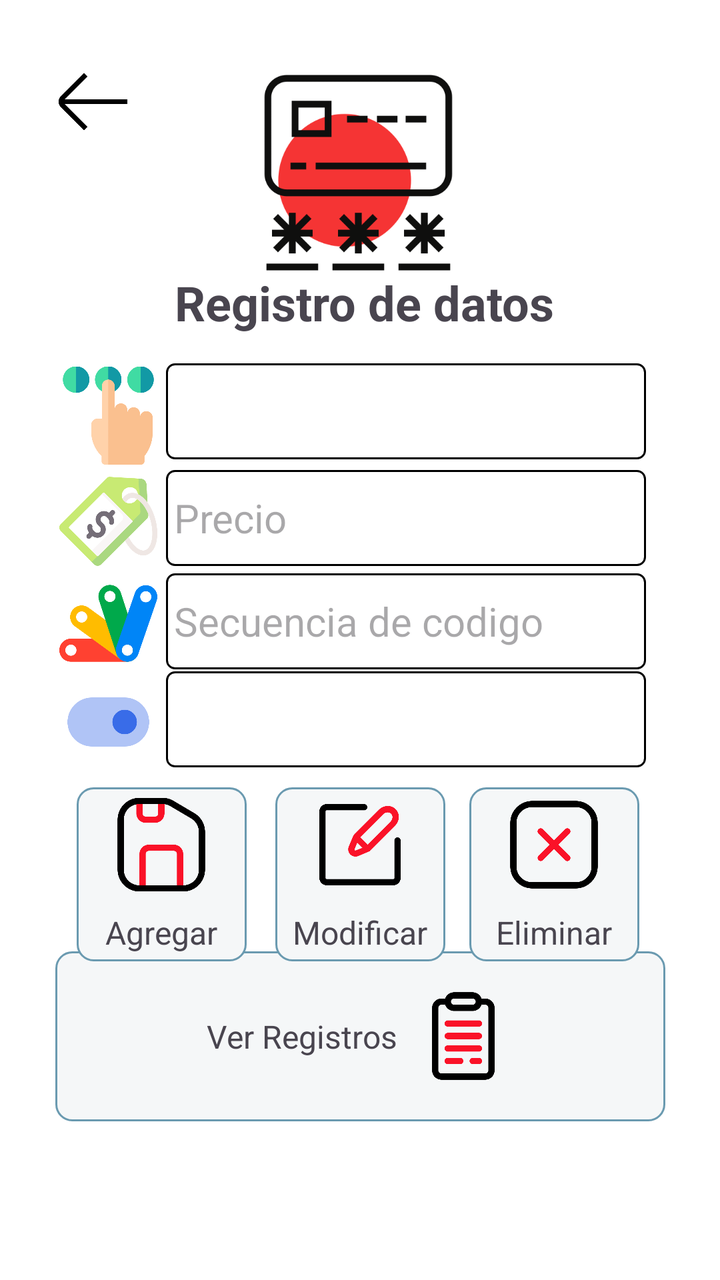
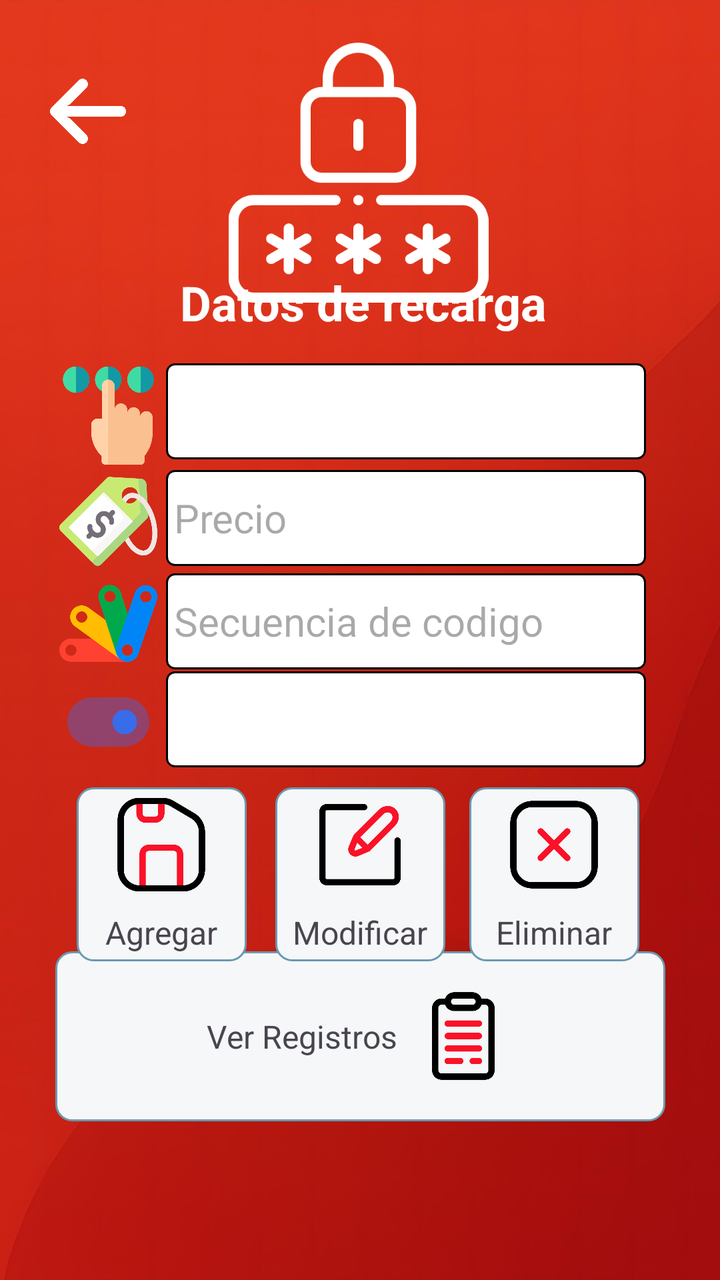

The first picture is an Android layout as it rendered before a commit; the second is the same layout after the commit. The layout source and the unified diff follow.
<!-- AndroidManifest.xml: application theme Theme.ClaroRecargasApp -->
<!-- res/layout/activity_pantalla_ingreso_codigosu.xml -->
<?xml version="1.0" encoding="utf-8"?>
<androidx.constraintlayout.widget.ConstraintLayout xmlns:android="http://schemas.android.com/apk/res/android"
    xmlns:app="http://schemas.android.com/apk/res-auto"
    xmlns:tools="http://schemas.android.com/tools"
    android:id="@+id/main"
    android:layout_width="match_parent"
    android:layout_height="match_parent"
    android:background="#FFFFFF"
    tools:context=".pantalla_ingreso_codigosu">

    <ImageView
        android:id="@+id/imageView3"
        android:layout_width="135dp"
        android:layout_height="130dp"
        app:layout_constraintBottom_toBottomOf="parent"
        app:layout_constraintEnd_toEndOf="parent"
        app:layout_constraintHorizontal_bias="0.497"
        app:layout_constraintStart_toStartOf="parent"
        app:layout_constraintTop_toTopOf="parent"
        app:layout_constraintVertical_bias="0.042"
        app:srcCompat="@drawable/codigospin" />

    <TextView
        android:id="@+id/tituloPrincipal3"
        android:layout_width="wrap_content"
        android:layout_height="wrap_content"
        android:layout_marginStart="24dp"
        android:text="Registro de datos"
        android:textSize="24sp"
        android:textStyle="bold"
        app:layout_constraintBottom_toBottomOf="parent"
        app:layout_constraintEnd_toEndOf="parent"
        app:layout_constraintHorizontal_bias="0.433"
        app:layout_constraintStart_toStartOf="parent"
        app:layout_constraintTop_toTopOf="parent"
        app:layout_constraintVertical_bias="0.222" />

    <Spinner
        android:id="@+id/spinnerTipocodigo"
        android:layout_width="240dp"
        android:layout_height="48dp"
        android:background="@drawable/spinner_border"
        app:layout_constraintBottom_toBottomOf="parent"
        app:layout_constraintEnd_toEndOf="parent"
        app:layout_constraintHorizontal_bias="0.692"
        app:layout_constraintStart_toStartOf="parent"
        app:layout_constraintTop_toTopOf="parent"
        app:layout_constraintVertical_bias="0.307" />

    <ImageView
        android:id="@+id/iconTipoCU"
        android:layout_width="49dp"
        android:layout_height="52dp"
        app:layout_constraintBottom_toBottomOf="parent"
        app:layout_constraintEnd_toEndOf="parent"
        app:layout_constraintHorizontal_bias="0.095"
        app:layout_constraintStart_toStartOf="parent"
        app:layout_constraintTop_toTopOf="parent"
        app:layout_constraintVertical_bias="0.309"
        app:srcCompat="@drawable/tiporecarga" />

    <EditText
        android:id="@+id/precioCodigo"
        android:layout_width="240dp"
        android:layout_height="48dp"
        android:background="@drawable/spinner_border"
        android:enabled="false"
        android:hint="Precio"
        android:inputType="number"
        android:textSize="20sp"
        app:layout_constraintBottom_toBottomOf="parent"
        app:layout_constraintEnd_toEndOf="parent"
        app:layout_constraintHorizontal_bias="0.692"
        app:layout_constraintStart_toStartOf="parent"
        app:layout_constraintTop_toTopOf="parent"
        app:layout_constraintVertical_bias="0.397" />

    <ImageView
        android:id="@+id/iconPrecioCU"
        android:layout_width="49dp"
        android:layout_height="52dp"
        app:layout_constraintBottom_toBottomOf="parent"
        app:layout_constraintEnd_toEndOf="parent"
        app:layout_constraintHorizontal_bias="0.095"
        app:layout_constraintStart_toStartOf="parent"
        app:layout_constraintTop_toTopOf="parent"
        app:layout_constraintVertical_bias="0.399"
        app:srcCompat="@drawable/preciorecarga" />

    <EditText
        android:id="@+id/secuenciaCodigo"
        android:layout_width="240dp"
        android:layout_height="48dp"
        android:background="@drawable/spinner_border"
        android:enabled="false"
        android:hint="Secuencia de codigo"
        android:inputType="phone"
        android:textSize="20sp"
        app:layout_constraintBottom_toBottomOf="parent"
        app:layout_constraintEnd_toEndOf="parent"
        app:layout_constraintHorizontal_bias="0.692"
        app:layout_constraintStart_toStartOf="parent"
        app:layout_constraintTop_toTopOf="parent"
        app:layout_constraintVertical_bias="0.484" />

    <ImageView
        android:id="@+id/iconSecuenciaCU"
        android:layout_width="49dp"
        android:layout_height="52dp"
        app:layout_constraintBottom_toBottomOf="parent"
        app:layout_constraintEnd_toEndOf="parent"
        app:layout_constraintHorizontal_bias="0.095"
        app:layout_constraintStart_toStartOf="parent"
        app:layout_constraintTop_toTopOf="parent"
        app:layout_constraintVertical_bias="0.486"
        app:srcCompat="@drawable/secuenciacodigo" />

    <Spinner
        android:id="@+id/spinnerEstado2"
        android:layout_width="240dp"
        android:layout_height="48dp"
        android:background="@drawable/spinner_border"
        app:layout_constraintBottom_toBottomOf="parent"
        app:layout_constraintEnd_toEndOf="parent"
        app:layout_constraintHorizontal_bias="0.692"
        app:layout_constraintStart_toStartOf="parent"
        app:layout_constraintTop_toTopOf="parent"
        app:layout_constraintVertical_bias="0.567" />

    <ImageView
        android:id="@+id/iconEstadoCU"
        android:layout_width="49dp"
        android:layout_height="52dp"
        app:layout_constraintBottom_toBottomOf="parent"
        app:layout_constraintEnd_toEndOf="parent"
        app:layout_constraintHorizontal_bias="0.095"
        app:layout_constraintStart_toStartOf="parent"
        app:layout_constraintTop_toTopOf="parent"
        app:layout_constraintVertical_bias="0.57"
        app:srcCompat="@drawable/estado" />

    <ImageButton
        android:id="@+id/btnVolverCU"
        android:layout_width="61dp"
        android:layout_height="59dp"
        android:layout_marginStart="16dp"
        android:background="#FFFFFF"
        android:contentDescription="@string/descripcion_boton"
        android:scaleType="fitCenter"
        app:layout_constraintBottom_toBottomOf="parent"
        app:layout_constraintEnd_toEndOf="parent"
        app:layout_constraintHorizontal_bias="0.0"
        app:layout_constraintStart_toStartOf="parent"
        app:layout_constraintTop_toTopOf="parent"
        app:layout_constraintVertical_bias="0.037"
        app:srcCompat="@drawable/regresar2" />

    <LinearLayout
        android:id="@+id/btnVerRegistrosCU"
        android:layout_width="305dp"
        android:layout_height="85dp"
        android:background="@drawable/rounded_corner_icons"
        android:gravity="center"
        android:orientation="horizontal"
        android:padding="8dp"
        app:layout_constraintBottom_toBottomOf="parent"
        app:layout_constraintEnd_toEndOf="parent"
        app:layout_constraintStart_toStartOf="parent"
        app:layout_constraintTop_toTopOf="parent"
        app:layout_constraintVertical_bias="0.857">

        <TextView
            android:id="@+id/text_VerRegistrosCU"
            android:layout_width="wrap_content"
            android:layout_height="wrap_content"
            android:layout_marginEnd="8dp"
            android:gravity="center_vertical"
            android:text="Ver Registros"
            android:textSize="16sp" />

        <ImageView
            android:id="@+id/icon_VerRegistrosCU"
            android:layout_width="50dp"
            android:layout_height="50dp"
            android:contentDescription="Logo"
            android:src="@drawable/icon_registro" />
    </LinearLayout>

    <LinearLayout
        android:id="@+id/btnEliminarCU"
        android:layout_width="85dp"
        android:layout_height="87dp"
        android:background="@drawable/rounded_corner_icons"
        android:gravity="center"
        android:orientation="vertical"
        app:layout_constraintBottom_toBottomOf="parent"
        app:layout_constraintEnd_toEndOf="parent"
        app:layout_constraintHorizontal_bias="0.853"
        app:layout_constraintStart_toStartOf="parent"
        app:layout_constraintTop_toTopOf="parent"
        app:layout_constraintVertical_bias="0.712">

        <ImageView
            android:id="@+id/icon_EliminarCU"
            android:layout_width="50dp"
            android:layout_height="50dp"
            android:contentDescription="Logo"
            android:src="@drawable/icon_eliminar" />

        <TextView
            android:id="@+id/text_EliminarCU"
            android:layout_width="wrap_content"
            android:layout_height="wrap_content"
            android:layout_marginTop="8dp"
            android:text="Eliminar"
            android:textSize="16sp" />
    </LinearLayout>

    <LinearLayout
        android:id="@+id/btnGuardarCU"
        android:layout_width="85dp"
        android:layout_height="87dp"
        android:background="@drawable/rounded_corner_icons"
        android:gravity="center"
        android:orientation="vertical"
        app:layout_constraintBottom_toBottomOf="parent"
        app:layout_constraintEnd_toEndOf="parent"
        app:layout_constraintHorizontal_bias="0.139"
        app:layout_constraintStart_toStartOf="parent"
        app:layout_constraintTop_toTopOf="parent"
        app:layout_constraintVertical_bias="0.712">

        <ImageView
            android:id="@+id/icon_guardarCU"
            android:layout_width="50dp"
            android:layout_height="50dp"
            android:contentDescription="Logo"
            android:src="@drawable/icon_guardar" />

        <TextView
            android:id="@+id/text_guardarCU"
            android:layout_width="wrap_content"
            android:layout_height="wrap_content"
            android:layout_marginTop="8dp"
            android:text="Agregar"
            android:textSize="16sp" />
    </LinearLayout>

    <LinearLayout
        android:id="@+id/btnModificarCU"
        android:layout_width="85dp"
        android:layout_height="87dp"
        android:background="@drawable/rounded_corner_icons"
        android:gravity="center"
        android:orientation="vertical"
        app:layout_constraintBottom_toBottomOf="parent"
        app:layout_constraintEnd_toEndOf="parent"
        app:layout_constraintStart_toStartOf="parent"
        app:layout_constraintTop_toTopOf="parent"
        app:layout_constraintVertical_bias="0.712">

        <ImageView
            android:id="@+id/icon_ModificarCU"
            android:layout_width="50dp"
            android:layout_height="50dp"
            android:contentDescription="Logo"
            android:src="@drawable/icon_modificar" />

        <TextView
            android:id="@+id/text_ModificarCU"
            android:layout_width="wrap_content"
            android:layout_height="wrap_content"
            android:layout_marginTop="8dp"
            android:text="Modificar"
            android:textSize="16sp" />
    </LinearLayout>

</androidx.constraintlayout.widget.ConstraintLayout>
<!-- resources referenced by this layout -->
<resources>
  <!-- drawable codigospin: png bitmap (drawable, 14381 bytes) -->
  <!-- drawable estado: png bitmap (drawable, 10349 bytes) -->
  <!-- drawable icon_eliminar: png bitmap (drawable, 10553 bytes) -->
  <!-- drawable icon_guardar: png bitmap (drawable, 12555 bytes) -->
  <!-- drawable icon_modificar: png bitmap (drawable, 10824 bytes) -->
  <!-- drawable icon_registro: png bitmap (drawable, 9191 bytes) -->
  <!-- drawable preciorecarga: png bitmap (drawable, 24881 bytes) -->
  <!-- drawable regresar2: png bitmap (drawable, 2302 bytes) -->
  <!-- drawable rounded_corner_icons (drawable) -->
  <?xml version="1.0" encoding="utf-8"?>
  <shape xmlns:android="http://schemas.android.com/apk/res/android">
      <solid android:color="#F5F7F8"/> 
      <corners android:radius="8dp"/>  
      <stroke
          android:width="1dp"
          android:color="#6A9AB0"/> 
  </shape>
  <!-- drawable secuenciacodigo: png bitmap (drawable, 23528 bytes) -->
  <!-- drawable spinner_border (drawable) -->
  <?xml version="1.0" encoding="utf-8"?>
  <shape xmlns:android="http://schemas.android.com/apk/res/android">
      <solid android:color="#FFFFFF" /> 
      <stroke
          android:width="1dp"
          android:color="#000000" /> 
      <corners android:radius="4dp"/> 
      <padding
          android:left="4dp"
          android:top="4dp"
          android:right="4dp"
          android:bottom="4dp" />
  </shape>
  <!-- drawable tiporecarga: png bitmap (drawable, 18699 bytes) -->
  <string name="descripcion_boton">Menú desplegable</string>
  <style name="Theme.ClaroRecargasApp" parent="Base.Theme.ClaroRecargasApp">
          
          <item name="android:windowFullscreen">true</item>
      </style>
  <style name="Base.Theme.ClaroRecargasApp" parent="Theme.Material3.DayNight.NoActionBar">
          
          
      </style>
</resources>

<!-- the commit's change to res/layout/activity_pantalla_ingreso_codigosu.xml (unified diff, before → after) -->
@@ -5,8 +5,18 @@
     android:id="@+id/main"
     android:layout_width="match_parent"
     android:layout_height="match_parent"
-    android:background="#FFFFFF"
     tools:context=".pantalla_ingreso_codigosu">
+
+    <ImageView
+        android:id="@+id/backgroundImage"
+        android:layout_width="0dp"
+        android:layout_height="0dp"
+        android:scaleType="centerCrop"
+        android:src="@drawable/fondoapp"
+        app:layout_constraintTop_toTopOf="parent"
+        app:layout_constraintBottom_toBottomOf="parent"
+        app:layout_constraintStart_toStartOf="parent"
+        app:layout_constraintEnd_toEndOf="parent" />
 
     <ImageView
         android:id="@+id/imageView3"
@@ -18,14 +28,15 @@
         app:layout_constraintStart_toStartOf="parent"
         app:layout_constraintTop_toTopOf="parent"
         app:layout_constraintVertical_bias="0.042"
-        app:srcCompat="@drawable/codigospin" />
+        app:srcCompat="@drawable/icon_registropin" />
 
     <TextView
         android:id="@+id/tituloPrincipal3"
         android:layout_width="wrap_content"
         android:layout_height="wrap_content"
         android:layout_marginStart="24dp"
-        android:text="Registro de datos"
+        android:text="Datos de recarga"
+        android:textColor="#FFFFFF"
         android:textSize="24sp"
         android:textStyle="bold"
         app:layout_constraintBottom_toBottomOf="parent"
@@ -141,19 +152,21 @@
 
     <ImageButton
         android:id="@+id/btnVolverCU"
-        android:layout_width="61dp"
-        android:layout_height="59dp"
-        android:layout_marginStart="16dp"
-        android:background="#FFFFFF"
+        android:layout_width="48dp"
+        android:layout_height="48dp"
+        android:layout_marginTop="10dp"
+        android:layout_marginStart="20dp"
+        android:background="@android:color/transparent"
         android:contentDescription="@string/descripcion_boton"
         android:scaleType="fitCenter"
+        android:padding="5dp"
         app:layout_constraintBottom_toBottomOf="parent"
         app:layout_constraintEnd_toEndOf="parent"
         app:layout_constraintHorizontal_bias="0.0"
         app:layout_constraintStart_toStartOf="parent"
         app:layout_constraintTop_toTopOf="parent"
         app:layout_constraintVertical_bias="0.037"
-        app:srcCompat="@drawable/regresar2" />
+        app:srcCompat="@drawable/icon_regresar" />
 
     <LinearLayout
         android:id="@+id/btnVerRegistrosCU"
<!-- resource entries referenced after the edit -->
@@ -1,13 +1,14 @@
 <!-- resources referenced by this layout -->
 <resources>
-  <!-- drawable codigospin: png bitmap (drawable, 14381 bytes) -->
   <!-- drawable estado: png bitmap (drawable, 10349 bytes) -->
+  <!-- drawable fondoapp: jpg bitmap (drawable, 112541 bytes) -->
   <!-- drawable icon_eliminar: png bitmap (drawable, 10553 bytes) -->
   <!-- drawable icon_guardar: png bitmap (drawable, 12555 bytes) -->
   <!-- drawable icon_modificar: png bitmap (drawable, 10824 bytes) -->
   <!-- drawable icon_registro: png bitmap (drawable, 9191 bytes) -->
+  <!-- drawable icon_registropin: png bitmap (drawable, 13597 bytes) -->
+  <!-- drawable icon_regresar: png bitmap (drawable, 7179 bytes) -->
   <!-- drawable preciorecarga: png bitmap (drawable, 24881 bytes) -->
-  <!-- drawable regresar2: png bitmap (drawable, 2302 bytes) -->
   <!-- drawable rounded_corner_icons (drawable) -->
   <?xml version="1.0" encoding="utf-8"?>
   <shape xmlns:android="http://schemas.android.com/apk/res/android">
